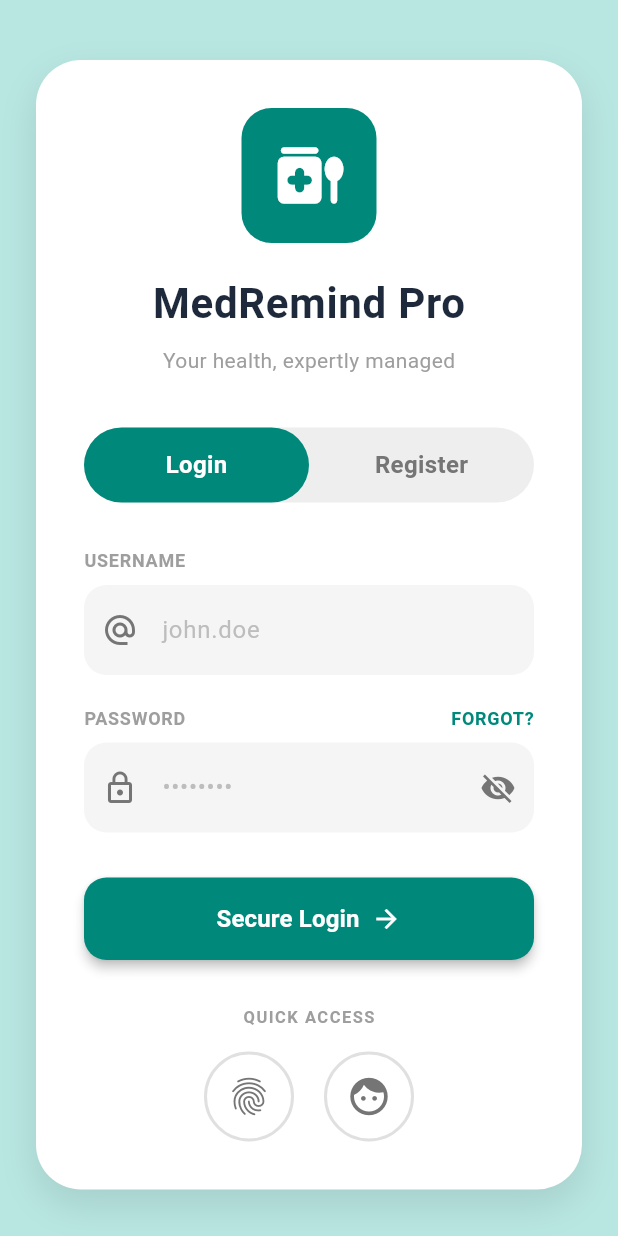
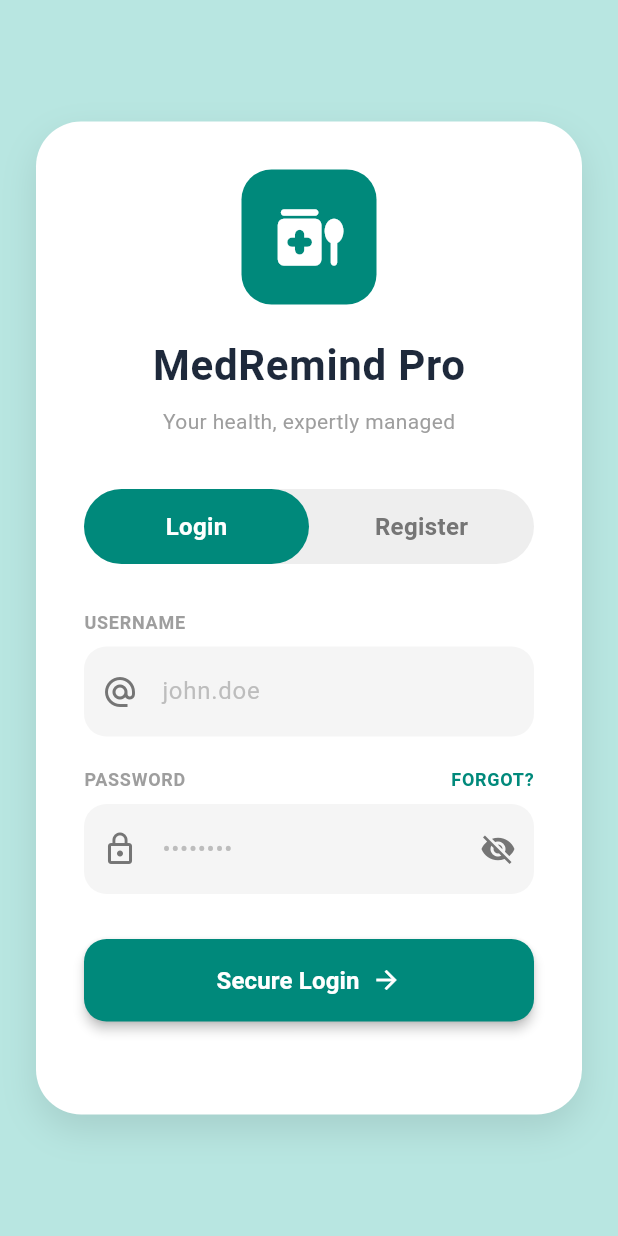
Before and after one commit to IrhamAnakMamah/TPM, a Flutter app: the screen it shows after launch, on a phone screen of 412 x 824 dp. Run offline on Flutter 3.47's test engine with Material 3 defaults, Android fonts, the light colour scheme and no system bars; our stand-ins replace flutter_local_notifications, flutter_map, geolocator, latlong2, local_auth, permission_handler and 4 more; accounts and stored records are empty.

Commit message:
feat: update AuthScreen to show only fingerprint quick access when biometric enabled

```diff
--- a/lib/features/auth/screens/auth_screen.dart
+++ b/lib/features/auth/screens/auth_screen.dart
@@ -1,5 +1,8 @@
 import 'package:flutter/material.dart';
 import '../../../core/services/api_service.dart';
+import '../../../core/services/biometric_service.dart';
+import '../../../core/services/session_manager.dart';
+import '../../../data/local/database_helper.dart';
 import 'forgot_password_screen.dart';
 
 class AuthScreen extends StatefulWidget {
@@ -13,6 +16,7 @@ class _AuthScreenState extends State<AuthScreen> {
   bool _isLoginMode = true; // Toggle antara Login dan Register
   bool _isObscure = true;
   bool _isLoading = false;
+  bool _showBiometricButton = false;
 
   // Controllers untuk Login
   final TextEditingController _loginUsernameController = TextEditingController();
@@ -25,6 +29,67 @@ class _AuthScreenState extends State<AuthScreen> {
   final TextEditingController _registerPasswordController = TextEditingController();
 
   final ApiService _apiService = ApiService();
+  final BiometricService _biometricService = BiometricService();
+  final SessionManager _session = SessionManager();
+  final DatabaseHelper _dbHelper = DatabaseHelper();
+
+  @override
+  void initState() {
+    super.initState();
+    _checkBiometricLogin();
+  }
+
+  @override
+  void initState() {
+    super.initState();
+    _checkBiometricLogin();
+  }
+
+  Future<void> _checkBiometricLogin() async {
+    // Load session first (in case app just started)
+    await _session.loadSession();
+
+    // Check if there's a logged in user with biometric enabled
+    final userId = _session.userId;
+    if (userId == null) {
+      setState(() => _showBiometricButton = false);
+      return;
+    }
+
+    final isBiometricEnabled = await _dbHelper.isBiometricEnabled(userId);
+    final isBiometricAvailable = await _biometricService.isBiometricAvailable();
+
+    setState(() {
+      _showBiometricButton = isBiometricEnabled && isBiometricAvailable;
+    });
+
+    print('🔐 Biometric login available: $_showBiometricButton (userId: $userId, enabled: $isBiometricEnabled, available: $isBiometricAvailable)');
+  }
+
+  Future<void> _handleBiometricLogin() async {
+    final userId = _session.userId;
+    if (userId == null) {
+      _showSnackBar('Tidak ada user yang tersimpan', isError: true);
+      return;
+    }
+
+    setState(() => _isLoading = true);
+
+    final authenticated = await _biometricService.authenticateForLogin();
+
+    if (authenticated) {
+      // Biometric authentication successful
+      // Session sudah di-load dari SharedPreferences di initState
+      // Tinggal navigate ke home
+      if (!mounted) return;
+      _showSnackBar('Login berhasil! Selamat datang ${_session.userName} 👋');
+      Navigator.pushReplacementNamed(context, '/home');
+    } else {
+      _showSnackBar('Autentikasi sidik jari gagal', isError: true);
+    }
+
+    setState(() => _isLoading = false);
+  }
 
   // Handle Login
   Future<void> _handleLogin() async {
@@ -383,7 +448,8 @@ class _AuthScreenState extends State<AuthScreen> {
         ),
         const SizedBox(height: 30),
 
-        // Quick Access
+        // Quick Access - Hanya tampilkan jika biometric enabled
+        if (_showBiometricButton) ...[
           const Center(
             child: Text(
               'QUICK ACCESS',
@@ -396,14 +462,33 @@ class _AuthScreenState extends State<AuthScreen> {
             ),
           ),
           const SizedBox(height: 15),
-        Row(
-          mainAxisAlignment: MainAxisAlignment.center,
-          children: [
-            _buildQuickAccessButton(Icons.fingerprint),
-            const SizedBox(width: 20),
-            _buildQuickAccessButton(Icons.face),
+          Center(
+            child: GestureDetector(
+              onTap: _isLoading ? null : _handleBiometricLogin,
+              child: Container(
+                width: 60,
+                height: 60,
+                decoration: BoxDecoration(
+                  color: Colors.white,
+                  shape: BoxShape.circle,
+                  border: Border.all(color: Colors.teal.shade600, width: 2),
+                  boxShadow: [
+                    BoxShadow(
+                      color: Colors.teal.withValues(alpha: 0.2),
+                      blurRadius: 10,
+                      offset: const Offset(0, 4),
+                    ),
                   ],
                 ),
+                child: Icon(
+                  Icons.fingerprint,
+                  size: 32,
+                  color: Colors.teal.shade600,
+                ),
+              ),
+            ),
+          ),
+        ],
       ],
     );
   }
@@ -577,24 +662,6 @@ class _AuthScreenState extends State<AuthScreen> {
     );
   }
 
-  // Quick Access Button (Fingerprint / Face Recognition)
-  Widget _buildQuickAccessButton(IconData icon) {
-    return Container(
-      width: 60,
-      height: 60,
-      decoration: BoxDecoration(
-        color: Colors.white,
-        shape: BoxShape.circle,
-        border: Border.all(color: Colors.grey.shade300, width: 2),
-      ),
-      child: Icon(
-        icon,
-        size: 30,
-        color: Colors.grey.shade600,
-      ),
-    );
-  }
-
   @override
   void dispose() {
     _loginUsernameController.dispose();
```
Lines whose indentation alone changed are shown as unchanged.
